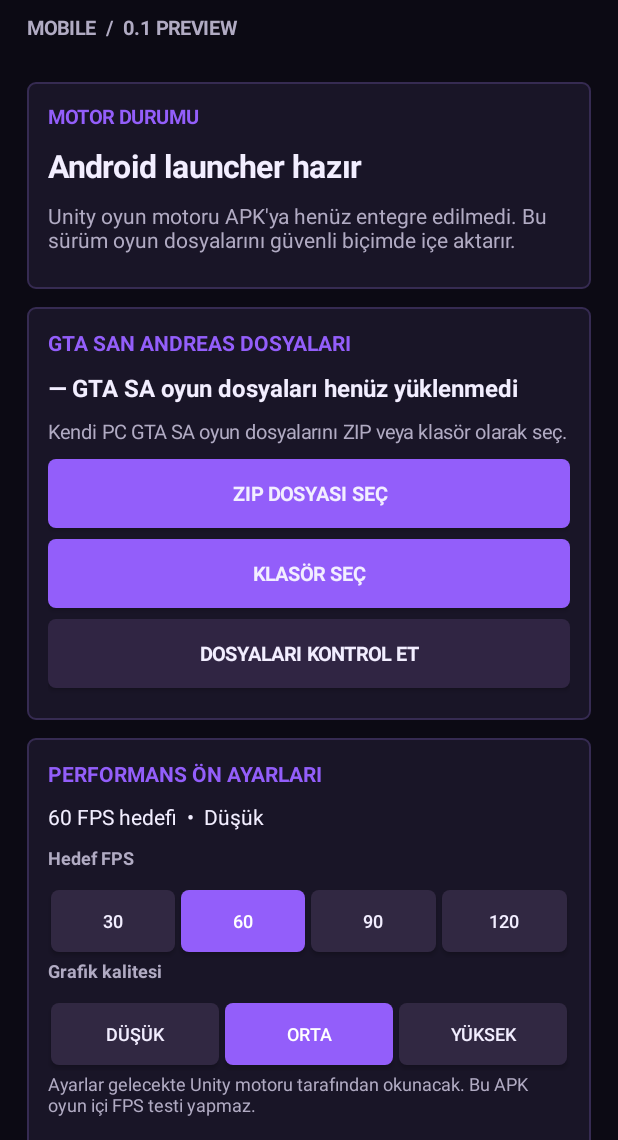
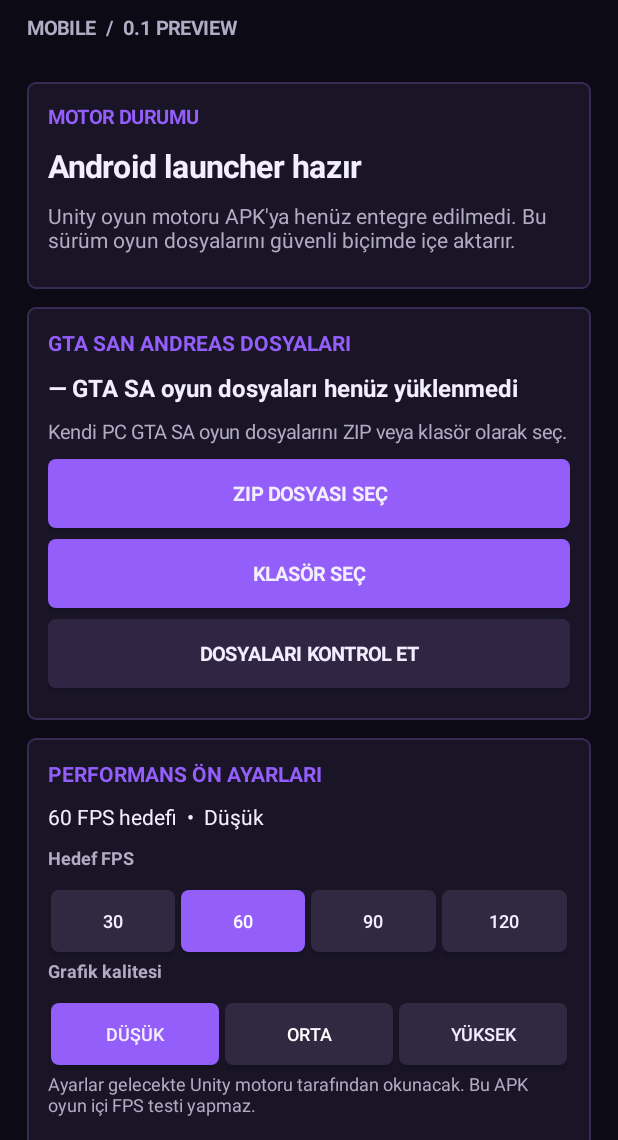
Before and after one commit to Geko7490/SA-Engine-Android, an Android app: the screen it shows after launch (MainActivity), after a tap on "DÜŞÜK", on a phone screen of 412 x 824 dp, the part 96-1236 px from its top. Run offline under Robolectric (Android 15) with nearby library versions, the phone set to English and light mode, and no system bars; 2 other taps on this screen came first.

Commit message:
Fix immediate UI selection highlighting for FPS and graphics presets

```diff
--- a/AndroidLauncher/app/src/main/java/com/geko7490/saengineandroid/MainActivity.java
+++ b/AndroidLauncher/app/src/main/java/com/geko7490/saengineandroid/MainActivity.java
@@ -44,6 +44,8 @@ public final class MainActivity extends Activity {
 
     private final ExecutorService worker = Executors.newSingleThreadExecutor();
     private final List<Button> inputButtons = new ArrayList<>();
+    private final List<Button> fpsButtons = new ArrayList<>();
+    private final List<Button> qualityButtons = new ArrayList<>();
     private LinearLayout content;
     private TextView status;
     private TextView importText;
@@ -100,20 +102,20 @@ public final class MainActivity extends Activity {
         LinearLayout fpsRow = row(performance);
         for (int number : new int[]{30, 60, 90, 120}) {
             final int selected = number;
-            button(fpsRow, String.valueOf(number), number == fps, () -> {
+            fpsButtons.add(button(fpsRow, String.valueOf(number), number == fps, () -> {
                 fps = selected;
                 persistSettings();
-            });
+            }));
         }
         label(performance, "Grafik kalitesi", 12, MUTED, true);
         LinearLayout qualityRow = row(performance);
         String[] labels = {"DÜŞÜK", "ORTA", "YÜKSEK"};
         for (int i = 0; i < labels.length; i++) {
             final int selected = i;
-            button(qualityRow, labels[i], i == quality, () -> {
+            qualityButtons.add(button(qualityRow, labels[i], i == quality, () -> {
                 quality = selected;
                 persistSettings();
-            });
+            }));
         }
         label(performance, "Ayarlar gelecekte Unity motoru tarafından okunacak. Bu APK oyun içi FPS testi yapmaz.", 12, MUTED, false);
 
@@ -218,9 +220,15 @@ public final class MainActivity extends Activity {
     }
 
     private void recreateChoices() {
-        // Rebuild button highlights after a setting change without interrupting an import.
-        LinearLayout fpsRow = null, qualityRow = null;
-        // The next onCreate will use stored choices; the current selected choice is shown in the summary.
+        int[] modes = {30, 60, 90, 120};
+        for (int i = 0; i < fpsButtons.size(); i++) {
+            boolean selected = modes[i] == fps;
+            fpsButtons.get(i).setBackground(box(selected ? PURPLE : Color.rgb(49, 40, 66), 0, 0));
+        }
+        for (int i = 0; i < qualityButtons.size(); i++) {
+            boolean selected = i == quality;
+            qualityButtons.get(i).setBackground(box(selected ? PURPLE : Color.rgb(49, 40, 66), 0, 0));
+        }
     }
 
     private void saveSettingsForUnity() {
```
